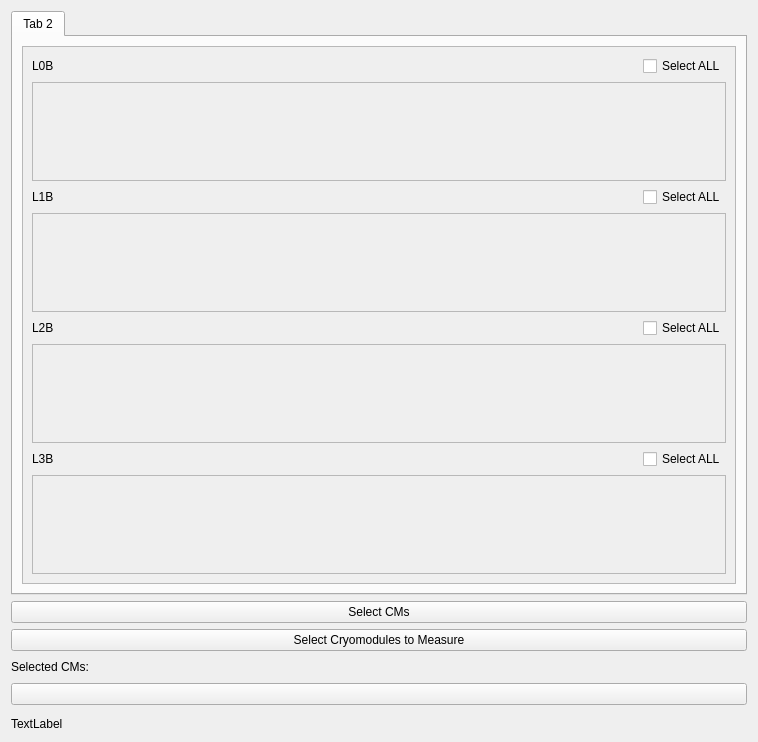
First picture: the form in gui/q0.ui, repository ssoham/Q0Measurement, before the edit.
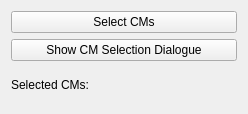
Second picture: the form after the edit. Custom widgets are drawn as their Qt base class.

Commit message: got checkbox detection working

The edit to the form file:
```diff
--- a/gui/q0.ui
+++ b/gui/q0.ui
@@ -6,259 +6,14 @@
    <rect>
     <x>0</x>
     <y>0</y>
-    <width>758</width>
-    <height>742</height>
+    <width>248</width>
+    <height>114</height>
    </rect>
   </property>
   <property name="windowTitle">
    <string>Form</string>
   </property>
   <layout class="QVBoxLayout" name="verticalLayout">
-   <item>
-    <widget class="QTabWidget" name="tabWidget">
-     <property name="currentIndex">
-      <number>0</number>
-     </property>
-     <widget class="QWidget" name="tab_2">
-      <attribute name="title">
-       <string>Tab 2</string>
-      </attribute>
-      <layout class="QVBoxLayout" name="verticalLayout_3">
-       <item>
-        <widget class="QScrollArea" name="scrollArea">
-         <property name="widgetResizable">
-          <bool>true</bool>
-         </property>
-         <widget class="QWidget" name="scrollAreaWidgetContents">
-          <property name="geometry">
-           <rect>
-            <x>0</x>
-            <y>0</y>
-            <width>702</width>
-            <height>631</height>
-           </rect>
-          </property>
-          <layout class="QVBoxLayout" name="verticalLayout_4">
-           <item>
-            <layout class="QHBoxLayout" name="horizontalLayoutL0B_2">
-             <item>
-              <widget class="QLabel" name="labelL0B_2">
-               <property name="text">
-                <string>L0B</string>
-               </property>
-              </widget>
-             </item>
-             <item>
-              <spacer name="horizontalSpacerL0B_2">
-               <property name="orientation">
-                <enum>Qt::Horizontal</enum>
-               </property>
-               <property name="sizeHint" stdset="0">
-                <size>
-                 <width>235</width>
-                 <height>20</height>
-                </size>
-               </property>
-              </spacer>
-             </item>
-             <item>
-              <widget class="QCheckBox" name="selectAllCheckboxL0B_2">
-               <property name="text">
-                <string>Select ALL</string>
-               </property>
-              </widget>
-             </item>
-            </layout>
-           </item>
-           <item>
-            <widget class="PyDMTemplateRepeater" name="cryomodulesL0B_2">
-             <property name="frameShape">
-              <enum>QFrame::StyledPanel</enum>
-             </property>
-             <property name="layoutType" stdset="0">
-              <enum>PyDMTemplateRepeater::Flow</enum>
-             </property>
-             <property name="layoutSpacing" stdset="0">
-              <number>0</number>
-             </property>
-             <property name="countShownInDesigner" stdset="0">
-              <number>20</number>
-             </property>
-             <property name="templateFilename" stdset="0">
-              <string>cmCheckboxButton.ui</string>
-             </property>
-             <property name="dataSource" stdset="0">
-              <string>L0B.json</string>
-             </property>
-            </widget>
-           </item>
-           <item>
-            <layout class="QHBoxLayout" name="horizontalLayoutL1B_2">
-             <item>
-              <widget class="QLabel" name="labelL1B_2">
-               <property name="text">
-                <string>L1B</string>
-               </property>
-              </widget>
-             </item>
-             <item>
-              <spacer name="horizontalSpacerL1B_2">
-               <property name="orientation">
-                <enum>Qt::Horizontal</enum>
-               </property>
-               <property name="sizeHint" stdset="0">
-                <size>
-                 <width>235</width>
-                 <height>20</height>
-                </size>
-               </property>
-              </spacer>
-             </item>
-             <item>
-              <widget class="QCheckBox" name="selectAllCheckboxL1B_2">
-               <property name="text">
-                <string>Select ALL</string>
-               </property>
-              </widget>
-             </item>
-            </layout>
-           </item>
-           <item>
-            <widget class="PyDMTemplateRepeater" name="cryomodulesL1B_2">
-             <property name="frameShape">
-              <enum>QFrame::StyledPanel</enum>
-             </property>
-             <property name="layoutType" stdset="0">
-              <enum>PyDMTemplateRepeater::Flow</enum>
-             </property>
-             <property name="layoutSpacing" stdset="0">
-              <number>0</number>
-             </property>
-             <property name="countShownInDesigner" stdset="0">
-              <number>20</number>
-             </property>
-             <property name="templateFilename" stdset="0">
-              <string>cmCheckboxButton.ui</string>
-             </property>
-             <property name="dataSource" stdset="0">
-              <string>L1B.json</string>
-             </property>
-            </widget>
-           </item>
-           <item>
-            <layout class="QHBoxLayout" name="horizontalLayoutL2B_2">
-             <item>
-              <widget class="QLabel" name="labelL2B_2">
-               <property name="text">
-                <string>L2B</string>
-               </property>
-              </widget>
-             </item>
-             <item>
-              <spacer name="horizontalSpacerL2B_2">
-               <property name="orientation">
-                <enum>Qt::Horizontal</enum>
-               </property>
-               <property name="sizeHint" stdset="0">
-                <size>
-                 <width>235</width>
-                 <height>20</height>
-                </size>
-               </property>
-              </spacer>
-             </item>
-             <item>
-              <widget class="QCheckBox" name="selectAllCheckboxL2B_2">
-               <property name="text">
-                <string>Select ALL</string>
-               </property>
-              </widget>
-             </item>
-            </layout>
-           </item>
-           <item>
-            <widget class="PyDMTemplateRepeater" name="cryomodulesL2B_2">
-             <property name="frameShape">
-              <enum>QFrame::StyledPanel</enum>
-             </property>
-             <property name="layoutType" stdset="0">
-              <enum>PyDMTemplateRepeater::Flow</enum>
-             </property>
-             <property name="layoutSpacing" stdset="0">
-              <number>0</number>
-             </property>
-             <property name="countShownInDesigner" stdset="0">
-              <number>20</number>
-             </property>
-             <property name="templateFilename" stdset="0">
-              <string>cmCheckboxButton.ui</string>
-             </property>
-             <property name="dataSource" stdset="0">
-              <string>L2B.json</string>
-             </property>
-            </widget>
-           </item>
-           <item>
-            <layout class="QHBoxLayout" name="horizontalLayoutL3B_2">
-             <item>
-              <widget class="QLabel" name="labelL3B_2">
-               <property name="text">
-                <string>L3B</string>
-               </property>
-              </widget>
-             </item>
-             <item>
-              <spacer name="horizontalSpacerL3B_2">
-               <property name="orientation">
-                <enum>Qt::Horizontal</enum>
-               </property>
-               <property name="sizeHint" stdset="0">
-                <size>
-                 <width>235</width>
-                 <height>20</height>
-                </size>
-               </property>
-              </spacer>
-             </item>
-             <item>
-              <widget class="QCheckBox" name="selectAllCheckboxL3B_2">
-               <property name="text">
-                <string>Select ALL</string>
-               </property>
-              </widget>
-             </item>
-            </layout>
-           </item>
-           <item>
-            <widget class="PyDMTemplateRepeater" name="cryomodulesL3B_2">
-             <property name="frameShape">
-              <enum>QFrame::StyledPanel</enum>
-             </property>
-             <property name="layoutType" stdset="0">
-              <enum>PyDMTemplateRepeater::Flow</enum>
-             </property>
-             <property name="layoutSpacing" stdset="0">
-              <number>0</number>
-             </property>
-             <property name="countShownInDesigner" stdset="0">
-              <number>20</number>
-             </property>
-             <property name="templateFilename" stdset="0">
-              <string>cmCheckboxButton.ui</string>
-             </property>
-             <property name="dataSource" stdset="0">
-              <string>L3B.json</string>
-             </property>
-            </widget>
-           </item>
-          </layout>
-         </widget>
-        </widget>
-       </item>
-      </layout>
-     </widget>
-    </widget>
-   </item>
    <item>
     <widget class="PyDMRelatedDisplayButton" name="cmSelectorButton">
      <property name="toolTip">
@@ -285,7 +40,7 @@
    <item>
     <widget class="QPushButton" name="cmSelectButton">
      <property name="text">
-      <string>Select Cryomodules to Measure</string>
+      <string>Show CM Selection Dialogue</string>
      </property>
      <property name="checked">
       <bool>false</bool>
@@ -323,31 +78,9 @@
      </item>
     </layout>
    </item>
-   <item>
-    <widget class="PyDMRelatedDisplayButton" name="PyDMRelatedDisplayButton">
-     <property name="toolTip">
-      <string/>
-     </property>
-    </widget>
-   </item>
-   <item>
-    <widget class="QWidget" name="widget" native="true"/>
-   </item>
-   <item>
-    <widget class="QLabel" name="label">
-     <property name="text">
-      <string>TextLabel</string>
-     </property>
-    </widget>
-   </item>
   </layout>
  </widget>
  <customwidgets>
-  <customwidget>
-   <class>PyDMTemplateRepeater</class>
-   <extends>QFrame</extends>
-   <header>pydm.widgets.template_repeater</header>
-  </customwidget>
   <customwidget>
    <class>PyDMRelatedDisplayButton</class>
    <extends>QPushButton</extends>
```
Left out of the diff: 4 changed lines with no effect on the pictures. The commit also changes 11 other files.
